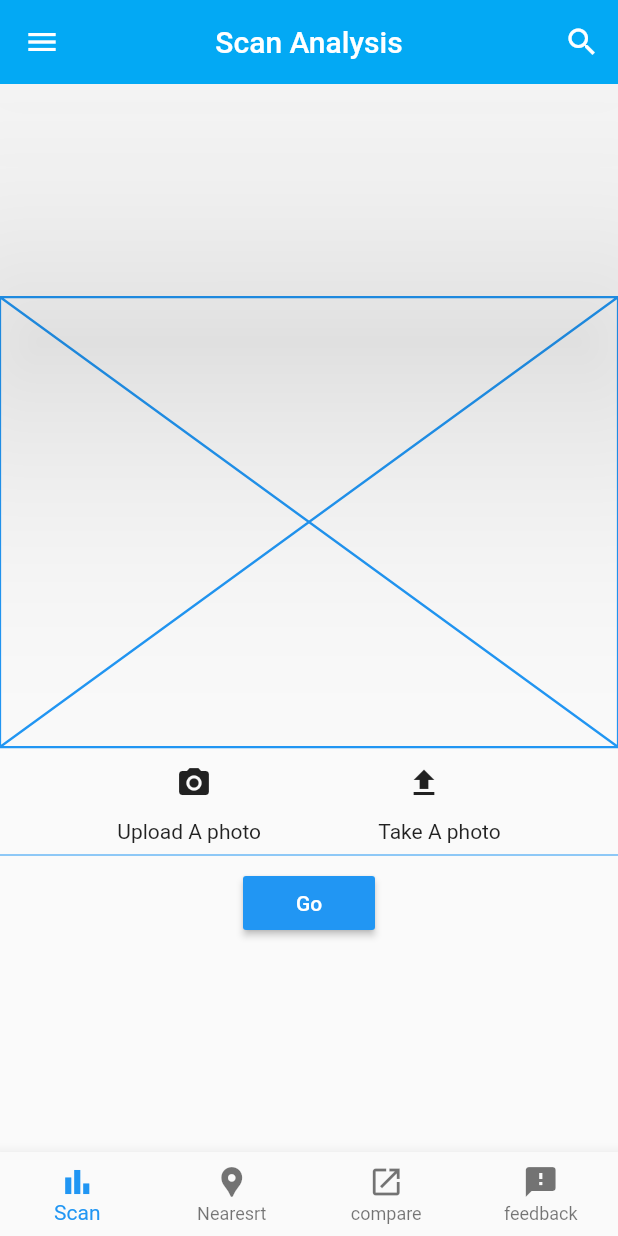
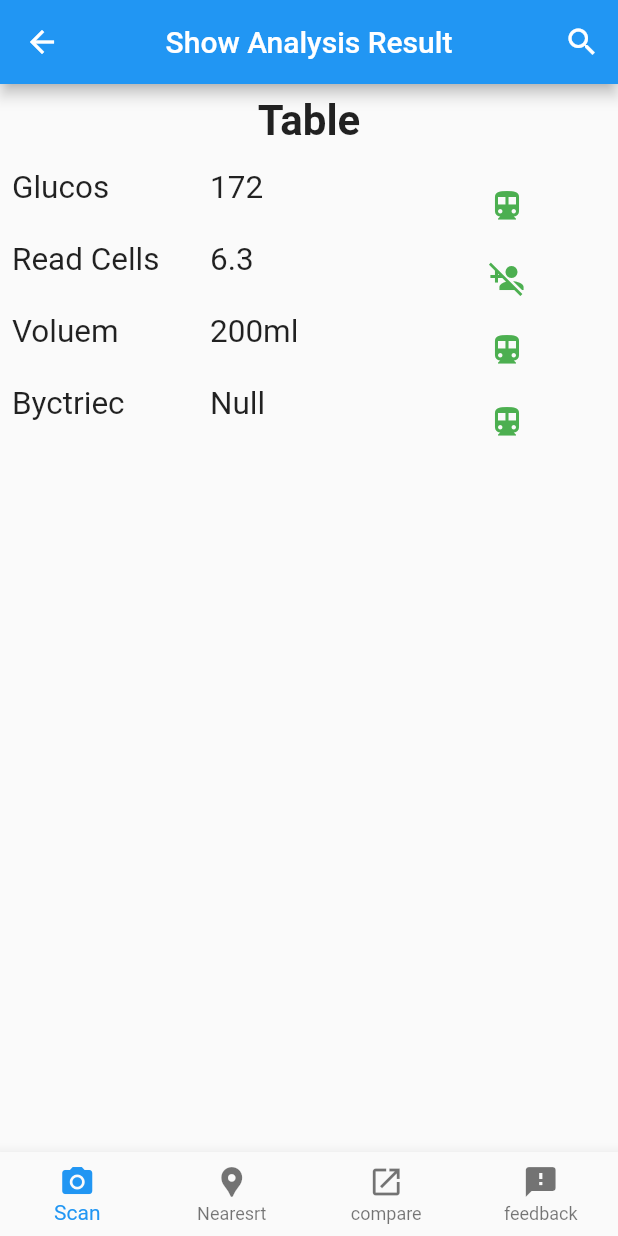
Before and after one commit to A-Alii/Medical-Analysis-Reader, a Flutter app: the Scan screen opened by its route, after a tap on "Go", on a phone screen of 412 x 824 dp. Run offline on Flutter 3.47's test engine with Material 2 defaults, Android fonts, the phone set to English and light mode, and no system bars; our stand-ins replace curved_navigation_bar, image_cropper, image_picker.

Commit message:
add show analysis result page

```diff
--- a/lib/Pages/scan-anlysis.dart
+++ b/lib/Pages/scan-anlysis.dart
@@ -8,6 +8,7 @@ import 'package:image_picker/image_picker.dart';
 import 'package:medical/Pages/feedback.dart';
 import 'package:medical/Pages/information-analysis.dart';
 import 'package:medical/Pages/nearest-lab.dart';
+import 'package:medical/Pages/show-analysis-result.dart';
 
 class Scan extends StatefulWidget {
   @override
@@ -156,7 +157,12 @@ class ScanState extends State<Scan> {
               "Go",
               style: TextStyle(color: Colors.white),
             ),
-            onPressed: () {},
+            onPressed: () {
+              Navigator.push(
+                        context,
+                        MaterialPageRoute(builder: (context) => AnalysisResult()),
+                      );
+            },
           ),
         ],
       ),
--- /dev/null
+++ b/lib/Pages/show-analysis-result.dart
@@ -0,0 +1,127 @@
+import 'package:curved_navigation_bar/curved_navigation_bar.dart';
+import 'package:flutter/cupertino.dart';
+import 'package:flutter/material.dart';
+
+class AnalysisResult extends StatefulWidget {
+  @override
+  _AnalysisResultState createState() => _AnalysisResultState();
+}
+
+class _AnalysisResultState extends State<AnalysisResult> {
+  @override
+  Widget build(BuildContext context) {
+    return Scaffold(
+      appBar: AppBar(
+        actions: <Widget>[
+          IconButton(
+            icon: Icon(Icons.search),
+            onPressed: () {},
+          )
+        ],
+        title: Text("Show Analysis Result"),
+        centerTitle: true,
+      ),
+      body: Column(children: <Widget>[
+        Padding(
+          padding: const EdgeInsets.all(8.0),
+          child: Text(
+            "Table",
+            textScaleFactor: 2,
+            style: TextStyle(fontWeight: FontWeight.bold),
+          ),
+        ),
+        Padding(
+          padding: const EdgeInsets.all(8.0),
+          child: Table(
+            // textDirection: TextDirection.rtl,
+            // defaultVerticalAlignment: TableCellVerticalAlignment.bottom,
+            // border:TableBorder.all(width: 2.0,color: Colors.red),
+            children: [
+              TableRow(children: [
+                Text(
+                  "Glucos",
+                  textScaleFactor: 1.5,
+                ),
+                Text("172", textScaleFactor: 1.5),
+                IconButton(
+                  icon: Icon(
+                    Icons.directions_transit,
+                  ),
+                  color: Colors.green,
+                  onPressed: () {},
+                ),
+              ]),
+              TableRow(children: [
+                Text("Read Cells", textScaleFactor: 1.5),
+                Text("6.3", textScaleFactor: 1.5),
+                IconButton(
+                  icon: Icon(
+                    Icons.person_add_disabled,
+                  ),
+                  color: Colors.green,
+                  onPressed: () {},
+                ),
+              ]),
+              TableRow(children: [
+                Text("Voluem", textScaleFactor: 1.5),
+                Text("200ml", textScaleFactor: 1.5),
+                IconButton(
+                  icon: Icon(
+                    Icons.directions_transit,
+                  ),
+                  color: Colors.green,
+                  onPressed: () {},
+                ),
+              ]),
+              TableRow(children: [
+                Text("Byctriec", textScaleFactor: 1.5),
+                Text("Null", textScaleFactor: 1.5),
+                IconButton(
+                  icon: Icon(
+                    Icons.directions_transit,
+                  ),
+                  color: Colors.green,
+                  onPressed: () {},
+                ),
+              ]),
+            ],
+          ),
+        ),
+      ]),
+      //Navigation
+      bottomNavigationBar: BottomNavigationBar(
+        type: BottomNavigationBarType.fixed,
+        items: [
+          BottomNavigationBarItem(
+            icon: Icon(
+              Icons.camera_alt,
+            ),
+            title: Text('Scan'),
+            backgroundColor: Colors.blue,
+          ),
+          BottomNavigationBarItem(
+            icon: Icon(
+              Icons.location_pin,
+            ),
+            title: Text('Nearesrt'),
+            backgroundColor: Colors.blue,
+          ),
+          BottomNavigationBarItem(
+            icon: Icon(
+              Icons.open_in_new_outlined,
+            ),
+            title: Text('compare'),
+            backgroundColor: Colors.blue,
+          ),
+          BottomNavigationBarItem(
+            icon: Icon(
+              Icons.feedback,
+            ),
+            title: Text('feedback'),
+            backgroundColor: Colors.blue,
+          ),
+        ],
+      ),
+    );
+  }
+}
--- a/lib/main.dart
+++ b/lib/main.dart
@@ -7,6 +7,7 @@ import 'package:medical/Pages/know-analysis.dart';
 import 'package:medical/Pages/login.dart';
 import 'package:medical/Pages/nearest-lab.dart';
 import 'package:medical/Pages/scan-anlysis.dart';
+import 'package:medical/Pages/show-analysis-result.dart';
 import 'package:medical/Pages/test.dart';
 import 'package:medical/slider/sliderintro.dart';
 
```
